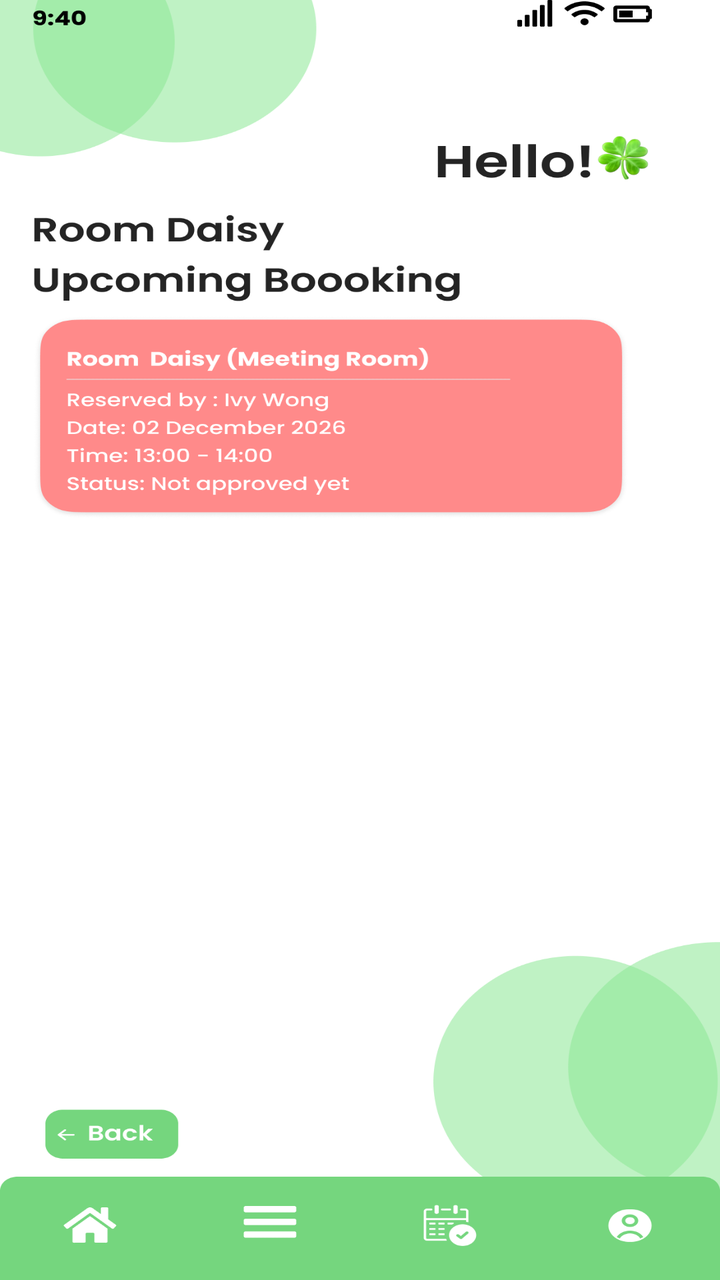
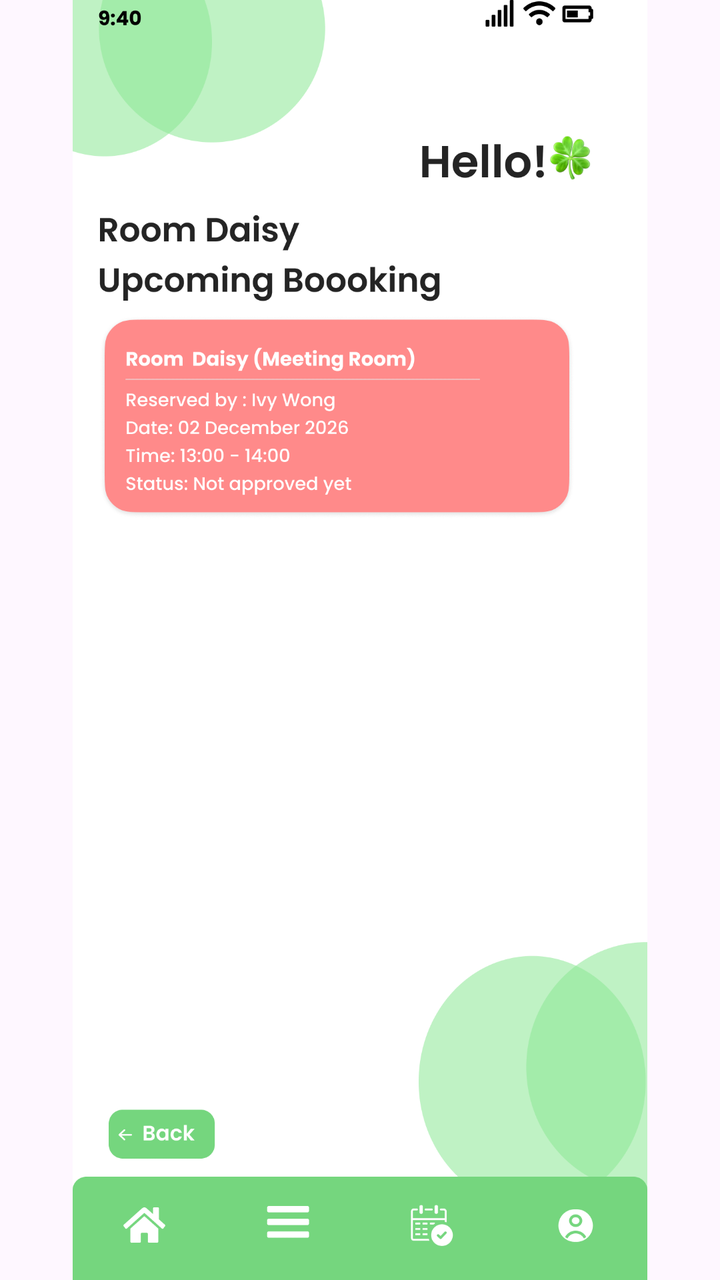

Two renders of the same Android screen: before a commit and after it. Below are the layout's source before the change and the commit's diff.
<!-- AndroidManifest.xml: application theme Theme.COMP2000HKSoftwareEngineeringAssessment -->
<!-- res/layout/activity_manager_roomstates_upcoming_d.xml -->
<?xml version="1.0" encoding="utf-8"?>
<androidx.constraintlayout.widget.ConstraintLayout xmlns:android="http://schemas.android.com/apk/res/android"
    xmlns:app="http://schemas.android.com/apk/res-auto"
    xmlns:tools="http://schemas.android.com/tools"
    android:id="@+id/main"
    android:layout_width="match_parent"
    android:layout_height="match_parent"
    tools:context=".manager_roomstates_upcoming_d">

    <ImageView
        android:id="@+id/iv_login_page"
        android:layout_width="match_parent"
        android:layout_height="match_parent"
        android:scaleType="fitXY"
        android:src="@drawable/manager_roomstates_upcoming_d"
        app:layout_constraintBottom_toBottomOf="parent"
        app:layout_constraintEnd_toEndOf="parent"
        app:layout_constraintStart_toStartOf="parent"
        app:layout_constraintTop_toTopOf="parent" />

    <ImageButton
        android:id="@+id/btn_managermenuhomebutton"
        android:layout_width="0dp"
        android:layout_height="0dp"
        android:background="@android:color/transparent"
        app:layout_constraintBottom_toBottomOf="parent"
        app:layout_constraintDimensionRatio="2:1"
        app:layout_constraintEnd_toEndOf="parent"
        app:layout_constraintHorizontal_bias="0.071"
        app:layout_constraintStart_toStartOf="parent"
        app:layout_constraintTop_toTopOf="parent"
        app:layout_constraintVertical_bias="0.97"
        app:layout_constraintWidth_percent="0.15 " />
    <ImageButton
        android:id="@+id/btn_managermenubutton"
        android:layout_width="0dp"
        android:layout_height="0dp"
        android:background="@android:color/transparent"
        app:layout_constraintBottom_toBottomOf="parent"
        app:layout_constraintDimensionRatio="2:1"
        app:layout_constraintEnd_toEndOf="parent"
        app:layout_constraintHorizontal_bias="0.369"
        app:layout_constraintStart_toStartOf="parent"
        app:layout_constraintTop_toTopOf="parent"
        app:layout_constraintVertical_bias="0.969"
        app:layout_constraintWidth_percent="0.15" />

    <ImageButton
        android:id="@+id/btn_managermybookingbutton"
        android:layout_width="0dp"
        android:layout_height="0dp"
        android:background="@android:color/transparent"
        app:layout_constraintBottom_toBottomOf="parent"
        app:layout_constraintDimensionRatio="2:1"
        app:layout_constraintEnd_toEndOf="parent"
        app:layout_constraintHorizontal_bias="0.644"
        app:layout_constraintStart_toStartOf="parent"
        app:layout_constraintTop_toTopOf="parent"
        app:layout_constraintVertical_bias="0.969"
        app:layout_constraintWidth_percent="0.15" />

    <ImageButton
        android:id="@+id/btn_managermyprofile"
        android:layout_width="0dp"
        android:layout_height="0dp"
        android:background="@android:color/transparent"
        app:layout_constraintBottom_toBottomOf="parent"
        app:layout_constraintDimensionRatio="2:1"
        app:layout_constraintEnd_toEndOf="parent"
        app:layout_constraintHorizontal_bias="0.957"
        app:layout_constraintStart_toStartOf="parent"
        app:layout_constraintTop_toTopOf="parent"
        app:layout_constraintVertical_bias="0.969"
        app:layout_constraintWidth_percent="0.15" />

    <ImageButton
        android:id="@+id/btn_select_datetime_select_back"
        android:layout_width="0dp"
        android:layout_height="0dp"
        android:background="@android:color/transparent"
        app:layout_constraintBottom_toBottomOf="parent"
        app:layout_constraintDimensionRatio="2.5:1"
        app:layout_constraintEnd_toEndOf="parent"
        app:layout_constraintHorizontal_bias="0.074"
        app:layout_constraintStart_toStartOf="parent"
        app:layout_constraintTop_toTopOf="parent"
        app:layout_constraintVertical_bias="0.9"
        app:layout_constraintWidth_percent="0.179 " />

</androidx.constraintlayout.widget.ConstraintLayout>
<!-- resources referenced by this layout -->
<resources>
  <!-- drawable manager_roomstates_upcoming_d: png bitmap (drawable, 124342 bytes) -->
  <style name="Theme.COMP2000HKSoftwareEngineeringAssessment" parent="Base.Theme.COMP2000HKSoftwareEngineeringAssessment" />
  <style name="Base.Theme.COMP2000HKSoftwareEngineeringAssessment" parent="Theme.Material3.DayNight.NoActionBar">
          
          
      </style>
</resources>

<!-- the commit's change to res/layout/activity_manager_roomstates_upcoming_d.xml (unified diff, before → after) -->
@@ -11,7 +11,7 @@
         android:id="@+id/iv_login_page"
         android:layout_width="match_parent"
         android:layout_height="match_parent"
-        android:scaleType="fitXY"
+        android:scaleType="fitCenter"
         android:src="@drawable/manager_roomstates_upcoming_d"
         app:layout_constraintBottom_toBottomOf="parent"
         app:layout_constraintEnd_toEndOf="parent"
@@ -87,4 +87,19 @@
         app:layout_constraintVertical_bias="0.9"
         app:layout_constraintWidth_percent="0.179 " />
 
+    <ImageButton
+        android:id="@+id/btn_select_booking_a"
+        android:layout_width="0dp"
+        android:layout_height="0dp"
+        android:background="@android:color/transparent"
+        app:layout_constraintBottom_toBottomOf="parent"
+        app:layout_constraintDimensionRatio="9:3.46"
+        app:layout_constraintEnd_toEndOf="parent"
+        app:layout_constraintHorizontal_bias="0.304"
+        app:layout_constraintStart_toStartOf="parent"
+        app:layout_constraintTop_toTopOf="parent"
+        app:layout_constraintVertical_bias="0.296"
+        app:layout_constraintWidth_percent="0.8 " />
+
+
 </androidx.constraintlayout.widget.ConstraintLayout>
